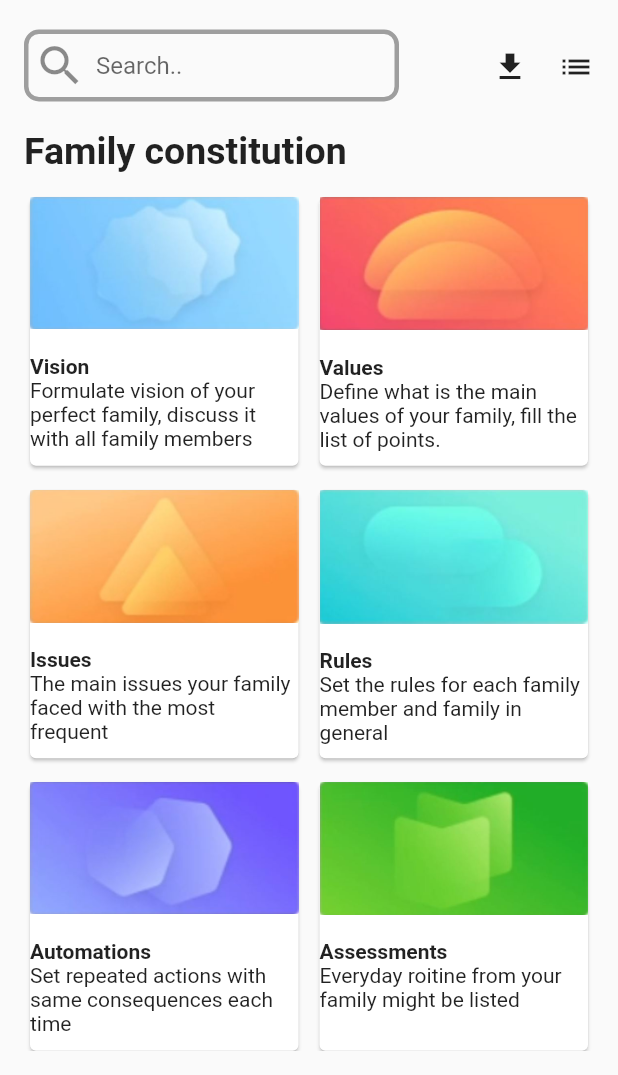
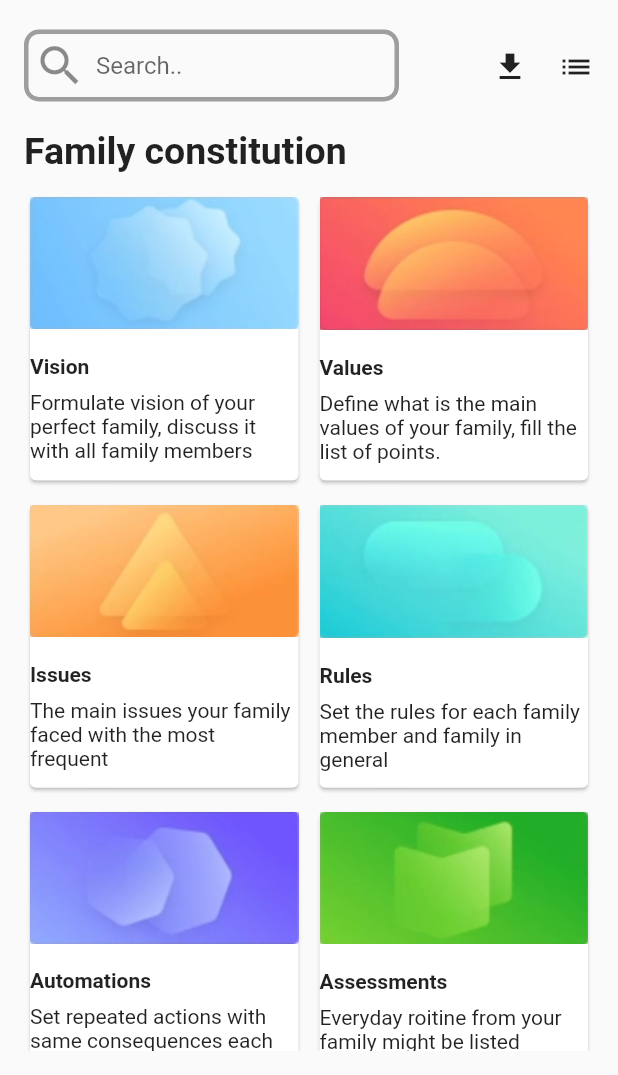
Before and after one commit to AnanyaSamanta09/library_ui, a Flutter app: the screen it shows after launch, on a phone screen of 412 x 824 dp, the part 161-1236 px from its top. Run offline on Flutter 3.47's test engine with Material 2 defaults, Android fonts, the phone set to English and light mode, and no system bars.

Commit message:
Use of SizedBox in between title and description

```diff
--- a/lib/Screens/customScreen.dart
+++ b/lib/Screens/customScreen.dart
@@ -10,7 +10,8 @@ class CustomScreen extends StatelessWidget {
     return GridView.builder(gridDelegate: SliverGridDelegateWithFixedCrossAxisCount(
       crossAxisCount: 2,
       mainAxisSpacing: 8,
-      crossAxisSpacing: 6
+      crossAxisSpacing: 6,
+      childAspectRatio: 0.95
     ), itemBuilder:(BuildContext context, int index){
       return Card(
         child: Column(
@@ -26,9 +27,9 @@ class CustomScreen extends StatelessWidget {
               ),
             ),
 
-          // SizedBox(
-          //   height: displayHeight(context)*0.0,
-          // ),
+          SizedBox(
+            height: displayHeight(context)*0.01,
+          ),
 
           Text(cardlist[index].desc)
 
```
